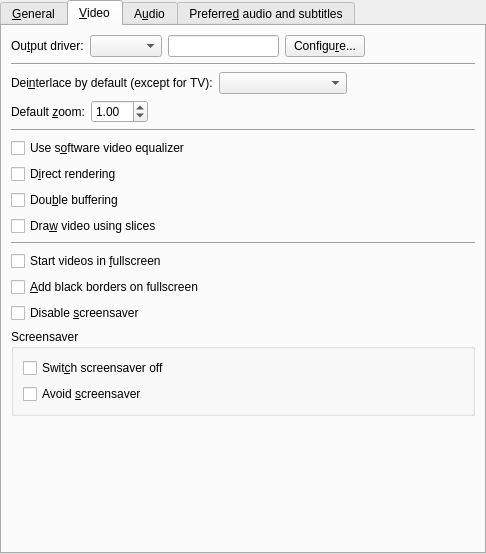
First picture: the form in src/prefgeneral.ui, repository nmakoto/SMPlayer2, before the edit.
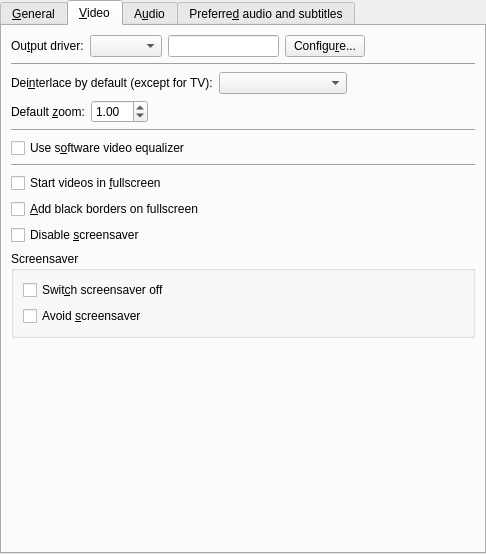
Second picture: the form after the edit. The open tabs and pages were chosen to show the change. Custom widgets are drawn as their Qt base class.

Commit message:
Remove -double, -slices and -dr options
These were confusing, somewhat misleading and never really necessary
on sane systems. Users who still think they need them can always just
manually add them to the mplayer2 command line.

Patch:
```diff
--- a/src/prefgeneral.ui
+++ b/src/prefgeneral.ui
@@ -384,27 +384,6 @@
          </property>
         </widget>
        </item>
-       <item>
-        <widget class="QCheckBox" name="direct_rendering_check">
-         <property name="text">
-          <string>D&amp;irect rendering</string>
-         </property>
-        </widget>
-       </item>
-       <item>
-        <widget class="QCheckBox" name="double_buffer_check">
-         <property name="text">
-          <string>Dou&amp;ble buffering</string>
-         </property>
-        </widget>
-       </item>
-       <item>
-        <widget class="QCheckBox" name="use_slices_check">
-         <property name="text">
-          <string>Dra&amp;w video using slices</string>
-         </property>
-        </widget>
-       </item>
        <item>
         <widget class="Line" name="line_3">
          <property name="sizePolicy">
```
Left out of the diff: 3 changed lines with no effect on the pictures. The commit also changes 5 other files.
